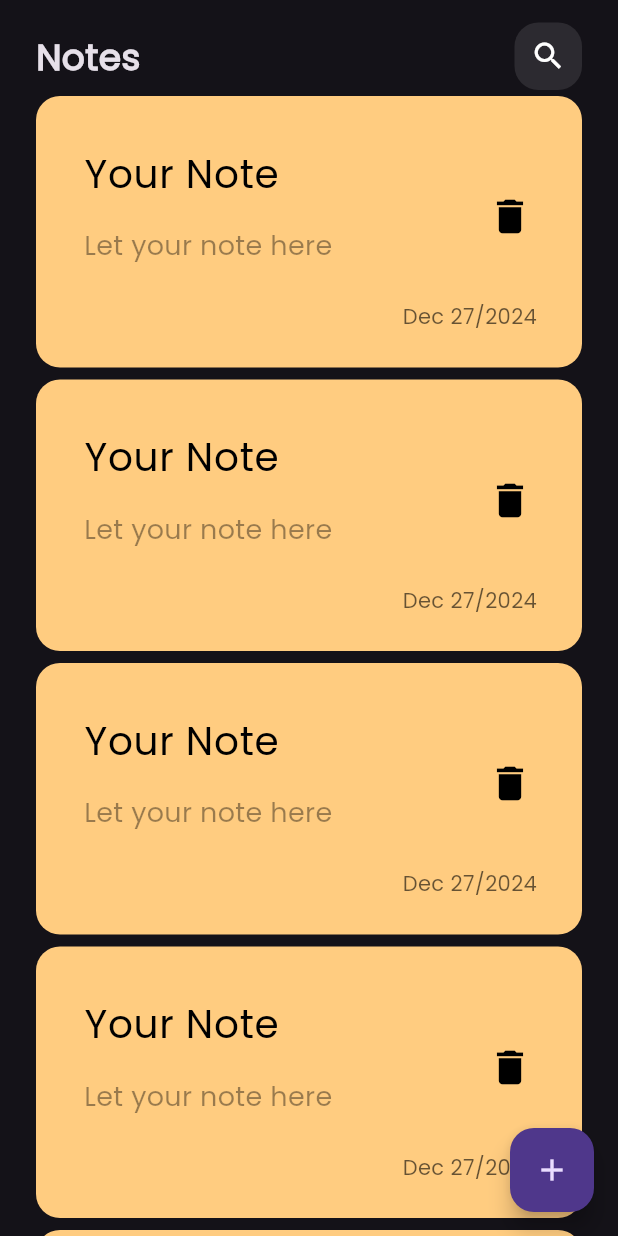
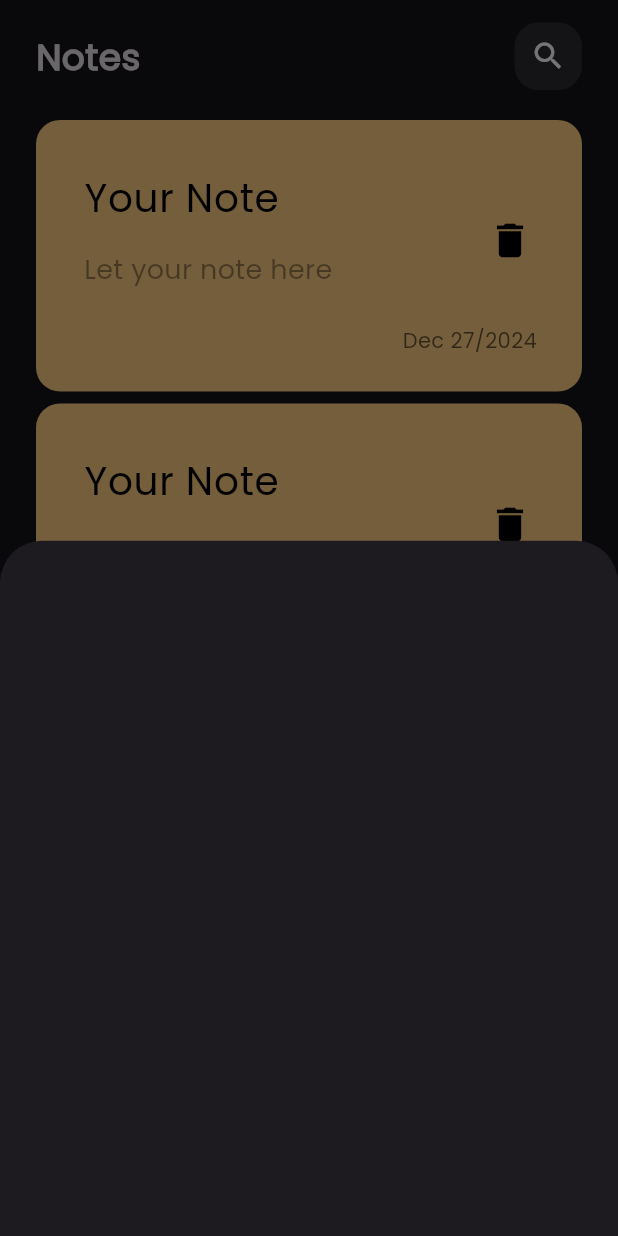
Before and after one commit to 7abrouk/NoteApp, a Flutter app: the screen it shows after launch, after a tap on the "add" icon, on a phone screen of 412 x 824 dp. Run offline on Flutter 3.47's test engine with Material 3 defaults, Android fonts, the phone set to English and light mode, and no system bars.

Commit message:
show modal bottom sheet

```diff
--- a/lib/views/notes_view.dart
+++ b/lib/views/notes_view.dart
@@ -1,4 +1,5 @@
 import 'package:flutter/material.dart';
+import 'package:note_app/views/widgets/add_note_bottom_sheet.dart';
 import 'package:note_app/views/widgets/notes_view_body.dart';
 
 class NotesView extends StatelessWidget {
@@ -7,9 +8,17 @@ class NotesView extends StatelessWidget {
   @override
   Widget build(BuildContext context) {
     return Scaffold(
-      floatingActionButton: FloatingActionButton(onPressed: (){},child: Icon(Icons.add),),
+      floatingActionButton: FloatingActionButton(
+        onPressed: () {
+          showModalBottomSheet(
+              context: context,
+              builder: (context) {
+                return const AddNoteBottomSheet();
+              });
+        },
+        child: Icon(Icons.add),
+      ),
       body: const NotesViewBody(),
-
     );
   }
 }
--- /dev/null
+++ b/lib/views/widgets/add_note_bottom_sheet.dart
@@ -0,0 +1,10 @@
+import 'package:flutter/material.dart';
+
+class AddNoteBottomSheet extends StatelessWidget {
+  const AddNoteBottomSheet({super.key});
+
+  @override
+  Widget build(BuildContext context) {
+    return Container();
+  }
+}
--- a/lib/views/widgets/notes_view_body.dart
+++ b/lib/views/widgets/notes_view_body.dart
@@ -28,13 +28,16 @@ class NotesListView extends StatelessWidget {
 
   @override
   Widget build(BuildContext context) {
-    return  ListView.builder(
-
-      itemBuilder: (context,index){
-      return Padding(
-        padding: const EdgeInsets.symmetric(vertical: 4),
-        child: const NoteItem(),
-      );
-    });
+    return  Padding(
+      padding: const EdgeInsets.symmetric(vertical: 16),
+      child: ListView.builder(
+        padding: EdgeInsets.zero,
+        itemBuilder: (context,index){
+        return Padding(
+          padding: const EdgeInsets.symmetric(vertical: 4),
+          child: const NoteItem(),
+        );
+      }),
+    );
   }
 }
```
